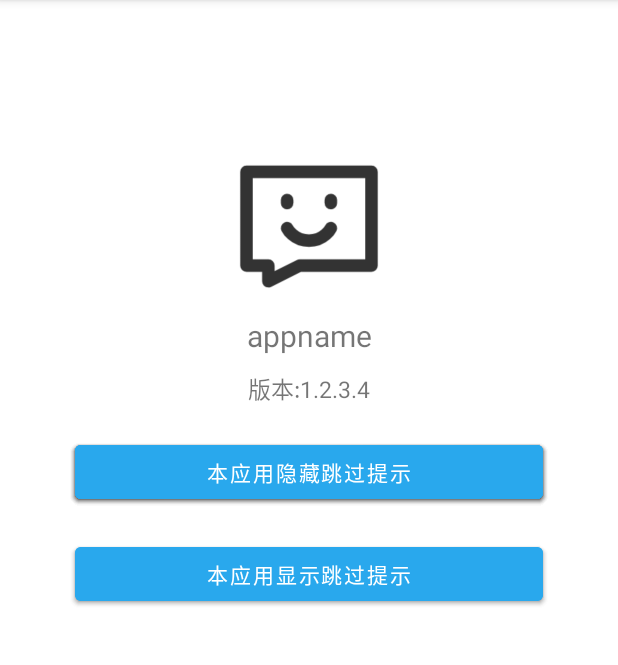
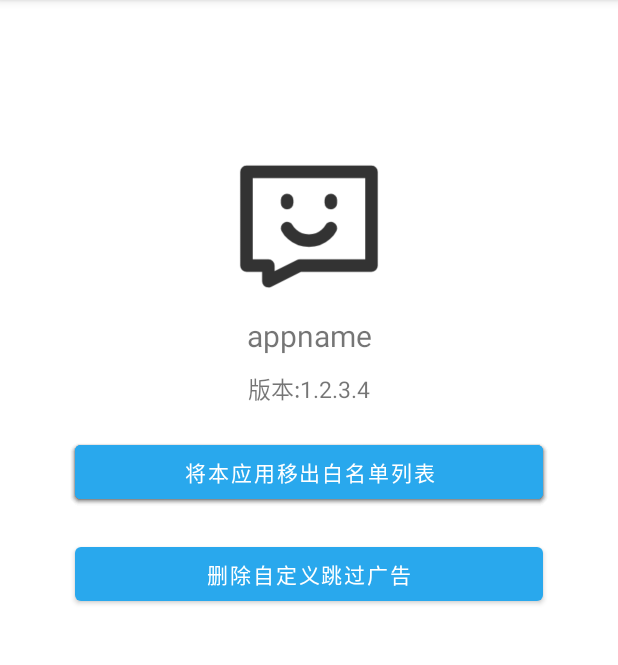
Before and after one commit to KonghuanSmart/SkipAds, an Android app: the AppInformationActivity screen opened directly, with no data from a screen before it, on a phone screen of 412 x 824 dp, the part 84-749 px from its top. Run offline under Robolectric (Android 15) with nearby library versions, the phone set to English and light mode, and no system bars; 6 statements that could not run were skipped.

Commit message:
删除Reminder

```diff
--- a/app/src/main/res/layout/activity_app_information.xml
+++ b/app/src/main/res/layout/activity_app_information.xml
@@ -93,27 +93,4 @@
         android:onClick="button_white_off"
         android:layout_below="@+id/tv_AppEdition"/>
 
-<!--  提示  -->
-    <Button
-        android:id="@+id/btn_reminder_on"
-        android:layout_width="match_parent"
-        android:layout_height="wrap_content"
-        android:layout_marginTop="20dp"
-        android:layout_marginRight="50dp"
-        android:layout_marginLeft="50dp"
-        android:text="本应用隐藏跳过提示"
-        android:onClick="button_reminder_on"
-        android:layout_below="@+id/tv_AppEdition"/>
-
-    <Button
-        android:id="@+id/btn_reminder_off"
-        android:layout_width="match_parent"
-        android:layout_height="wrap_content"
-        android:layout_marginTop="20dp"
-        android:layout_marginRight="50dp"
-        android:layout_marginLeft="50dp"
-        android:text="本应用显示跳过提示"
-        android:onClick="button_reminder_off"
-        android:layout_below="@+id/btn_white_on"/>
-
 </RelativeLayout>
```
